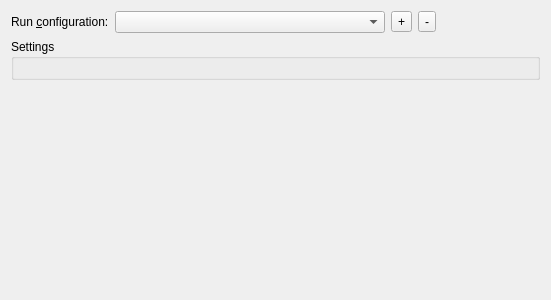
The window that src/plugins/projectexplorer/runsettingspropertiespage.ui (qt-creator/qt-creator) describes before a commit, drawn with Qt 5.
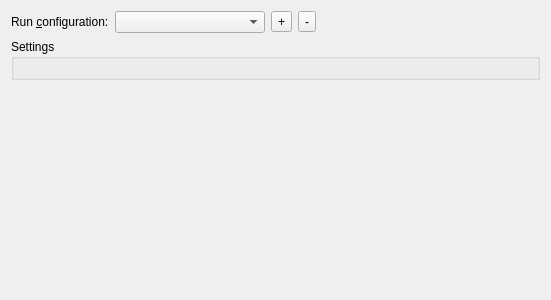
The same window after the commit.

Commit message: Fixes:    Tweak the minimum and maximum size of the runconfiguration cb

Patch:
```diff
--- a/src/plugins/projectexplorer/runsettingspropertiespage.ui
+++ b/src/plugins/projectexplorer/runsettingspropertiespage.ui
@@ -34,11 +34,17 @@
      </item>
      <item>
       <widget class="QComboBox" name="runConfigurationCombo">
+       <property name="maximumSize">
+        <size>
+         <width>500</width>
+         <height>16777215</height>
+        </size>
+       </property>
        <property name="sizeAdjustPolicy">
         <enum>QComboBox::AdjustToContents</enum>
        </property>
        <property name="minimumContentsLength">
-        <number>30</number>
+        <number>15</number>
        </property>
       </widget>
      </item>
```
